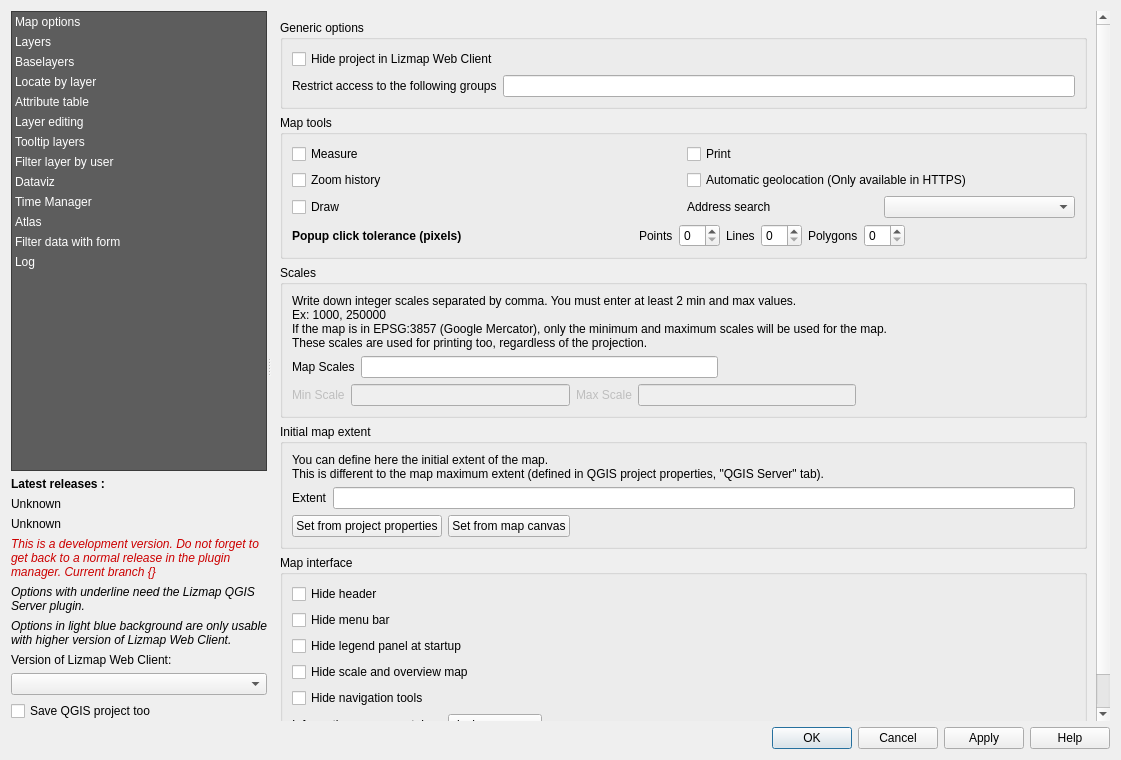
3liz/lizmap-plugin, file lizmap/resources/ui/ui_lizmap.ui: the form before one commit.
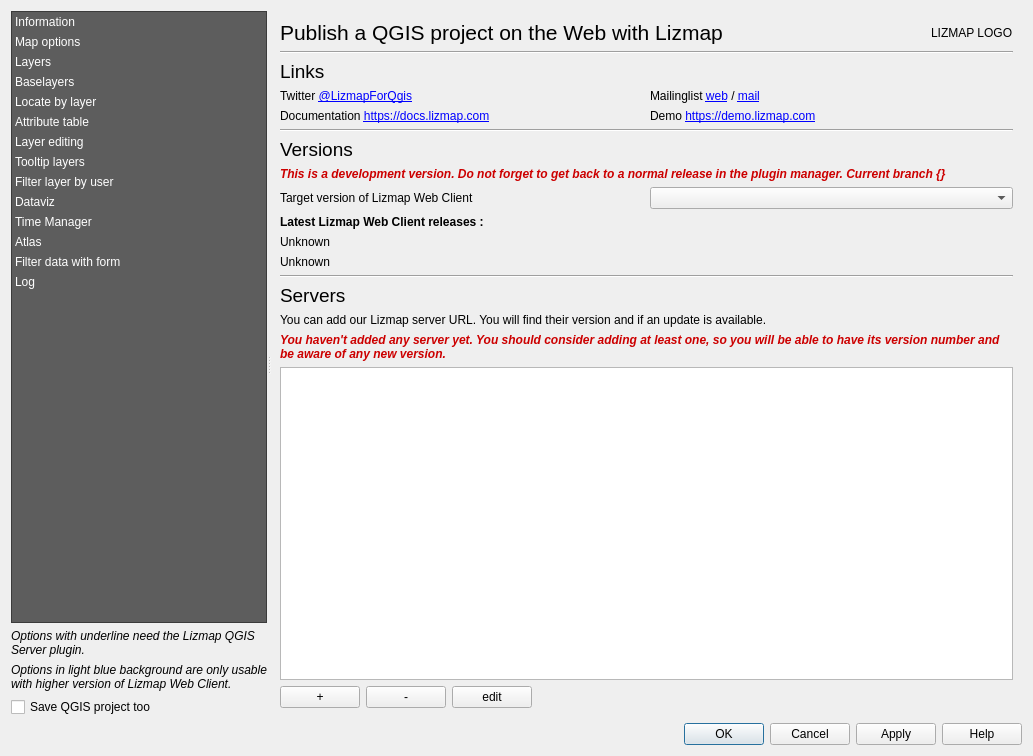
The form after the commit. Custom widgets are drawn as their Qt base class.

Commit message: UX - Add new information panel about user server

Diff of the .ui file:
```diff
--- a/lizmap/resources/ui/ui_lizmap.ui
+++ b/lizmap/resources/ui/ui_lizmap.ui
@@ -6,8 +6,8 @@
    <rect>
     <x>0</x>
     <y>0</y>
-    <width>1121</width>
-    <height>760</height>
+    <width>1033</width>
+    <height>756</height>
    </rect>
   </property>
   <property name="windowTitle">
@@ -98,6 +98,11 @@
          <property name="wordWrap">
           <bool>true</bool>
          </property>
+         <item>
+          <property name="text">
+           <string>Information</string>
+          </property>
+         </item>
          <item>
           <property name="text">
            <string>Map options</string>
@@ -165,49 +170,6 @@
          </item>
         </widget>
        </item>
-       <item>
-        <widget class="QLabel" name="label">
-         <property name="font">
-          <font>
-           <weight>75</weight>
-           <bold>true</bold>
-          </font>
-         </property>
-         <property name="text">
-          <string>Latest releases :</string>
-         </property>
-        </widget>
-       </item>
-       <item>
-        <widget class="QLabel" name="lwc_version_latest">
-         <property name="text">
-          <string>Unknown</string>
-         </property>
-         <property name="openExternalLinks">
-          <bool>true</bool>
-         </property>
-        </widget>
-       </item>
-       <item>
-        <widget class="QLabel" name="lwc_version_oldest">
-         <property name="text">
-          <string>Unknown</string>
-         </property>
-         <property name="openExternalLinks">
-          <bool>true</bool>
-         </property>
-        </widget>
-       </item>
-       <item>
-        <widget class="QLabel" name="label_dev_version">
-         <property name="text">
-          <string>&lt;html&gt;&lt;head/&gt;&lt;body&gt;&lt;p&gt;&lt;span style=&quot; font-style:italic; color:#cc0000;&quot;&gt;This is a development version. Do not forget to get back to a normal release in the plugin manager. Current branch {}&lt;/span&gt;&lt;/p&gt;&lt;/body&gt;&lt;/html&gt;</string>
-         </property>
-         <property name="wordWrap">
-          <bool>true</bool>
-         </property>
-        </widget>
-       </item>
        <item>
         <widget class="QLabel" name="label_lizmap_server">
          <property name="font">
@@ -239,16 +201,6 @@
          </property>
         </widget>
        </item>
-       <item>
-        <widget class="QLabel" name="label_3">
-         <property name="text">
-          <string>Version of Lizmap Web Client:</string>
-         </property>
-        </widget>
-       </item>
-       <item>
-        <widget class="QComboBox" name="combo_lwc_version"/>
-       </item>
        <item>
         <widget class="QCheckBox" name="checkbox_save_project">
          <property name="toolTip">
@@ -298,7 +250,246 @@
          <property name="currentIndex">
           <number>0</number>
          </property>
-         <widget class="QWidget" name="pageMapOptions">
+         <widget class="QWidget" name="page_information">
+          <layout class="QVBoxLayout" name="verticalLayout_7">
+           <item>
+            <layout class="QHBoxLayout" name="horizontalLayout_6">
+             <item>
+              <widget class="QLabel" name="label_5">
+               <property name="text">
+                <string>&lt;html&gt;&lt;head/&gt;&lt;body&gt;&lt;p&gt;&lt;span style=&quot; font-size:16pt;&quot;&gt;Publish a QGIS project on the Web with Lizmap&lt;/span&gt;&lt;/p&gt;&lt;/body&gt;&lt;/html&gt;</string>
+               </property>
+              </widget>
+             </item>
+             <item>
+              <spacer name="horizontalSpacer_7">
+               <property name="orientation">
+                <enum>Qt::Horizontal</enum>
+               </property>
+               <property name="sizeHint" stdset="0">
+                <size>
+                 <width>40</width>
+                 <height>20</height>
+                </size>
+               </property>
+              </spacer>
+             </item>
+             <item>
+              <widget class="QLabel" name="label_lizmap_logo">
+               <property name="text">
+                <string notr="true">LIZMAP LOGO</string>
+               </property>
+              </widget>
+             </item>
+            </layout>
+           </item>
+           <item>
+            <widget class="Line" name="line_2">
+             <property name="orientation">
+              <enum>Qt::Horizontal</enum>
+             </property>
+            </widget>
+           </item>
+           <item>
+            <widget class="QLabel" name="label_6">
+             <property name="text">
+              <string>&lt;html&gt;&lt;head/&gt;&lt;body&gt;&lt;p&gt;&lt;span style=&quot; font-size:14pt;&quot;&gt;Links&lt;/span&gt;&lt;/p&gt;&lt;/body&gt;&lt;/html&gt;</string>
+             </property>
+            </widget>
+           </item>
+           <item>
+            <layout class="QGridLayout" name="gridLayout_6">
+             <item row="0" column="0">
+              <widget class="QLabel" name="label_26">
+               <property name="text">
+                <string>&lt;html&gt;&lt;head/&gt;&lt;body&gt;&lt;p&gt;Twitter &lt;a href=&quot;https://twitter.com/LizmapForQgis&quot;&gt;&lt;span style=&quot; text-decoration: underline; color:#0000ff;&quot;&gt;@LizmapForQgis&lt;/span&gt;&lt;/a&gt;&lt;/p&gt;&lt;/body&gt;&lt;/html&gt;</string>
+               </property>
+               <property name="openExternalLinks">
+                <bool>true</bool>
+               </property>
+              </widget>
+             </item>
+             <item row="0" column="1">
+              <widget class="QLabel" name="label_27">
+               <property name="text">
+                <string>&lt;html&gt;&lt;head/&gt;&lt;body&gt;&lt;p&gt;Mailinglist &lt;a href=&quot;http://osgeo-org.1560.x6.nabble.com/Lizmap-f5416555.html&quot;&gt;&lt;span style=&quot; text-decoration: underline; color:#0000ff;&quot;&gt;web&lt;/span&gt;&lt;/a&gt; / &lt;a href=&quot;https://lists.osgeo.org/mailman/listinfo/lizmap&quot;&gt;&lt;span style=&quot; text-decoration: underline; color:#0000ff;&quot;&gt;mail&lt;/span&gt;&lt;/a&gt;&lt;/p&gt;&lt;/body&gt;&lt;/html&gt;</string>
+               </property>
+               <property name="openExternalLinks">
+                <bool>true</bool>
+               </property>
+              </widget>
+             </item>
+             <item row="1" column="0">
+              <widget class="QLabel" name="label_45">
+               <property name="text">
+                <string>&lt;html&gt;&lt;head/&gt;&lt;body&gt;&lt;p&gt;Documentation &lt;a href=&quot;https://docs.lizmap.com&quot;&gt;&lt;span style=&quot; text-decoration: underline; color:#0000ff;&quot;&gt;https://docs.lizmap.com&lt;/span&gt;&lt;/a&gt;&lt;/p&gt;&lt;/body&gt;&lt;/html&gt;</string>
+               </property>
+               <property name="openExternalLinks">
+                <bool>true</bool>
+               </property>
+              </widget>
+             </item>
+             <item row="1" column="1">
+              <widget class="QLabel" name="label_46">
+               <property name="text">
+                <string>&lt;html&gt;&lt;head/&gt;&lt;body&gt;&lt;p&gt;Demo &lt;a href=&quot;https://demo.lizmap.com&quot;&gt;&lt;span style=&quot; text-decoration: underline; color:#0000ff;&quot;&gt;https://demo.lizmap.com&lt;/span&gt;&lt;/a&gt;&lt;/p&gt;&lt;/body&gt;&lt;/html&gt;</string>
+               </property>
+               <property name="openExternalLinks">
+                <bool>true</bool>
+               </property>
+              </widget>
+             </item>
+            </layout>
+           </item>
+           <item>
+            <widget class="Line" name="line">
+             <property name="orientation">
+              <enum>Qt::Horizontal</enum>
+             </property>
+            </widget>
+           </item>
+           <item>
+            <widget class="QLabel" name="label_25">
+             <property name="text">
+              <string>&lt;html&gt;&lt;head/&gt;&lt;body&gt;&lt;p&gt;&lt;span style=&quot; font-size:14pt;&quot;&gt;Versions&lt;/span&gt;&lt;/p&gt;&lt;/body&gt;&lt;/html&gt;</string>
+             </property>
+            </widget>
+           </item>
+           <item>
+            <widget class="QLabel" name="label_dev_version">
+             <property name="text">
+              <string>&lt;html&gt;&lt;head/&gt;&lt;body&gt;&lt;p&gt;&lt;span style=&quot; font-weight:600; font-style:italic; color:#cc0000;&quot;&gt;This is a development version. Do not forget to get back to a normal release in the plugin manager. Current branch {}&lt;/span&gt;&lt;/p&gt;&lt;/body&gt;&lt;/html&gt;</string>
+             </property>
+             <property name="wordWrap">
+              <bool>true</bool>
+             </property>
+            </widget>
+           </item>
+           <item>
+            <layout class="QHBoxLayout" name="horizontalLayout_10">
+             <item>
+              <widget class="QLabel" name="label_3">
+               <property name="text">
+                <string>Target version of Lizmap Web Client</string>
+               </property>
+              </widget>
+             </item>
+             <item>
+              <widget class="QComboBox" name="combo_lwc_version"/>
+             </item>
+            </layout>
+           </item>
+           <item>
+            <widget class="QLabel" name="label">
+             <property name="font">
+              <font>
+               <weight>75</weight>
+               <bold>true</bold>
+              </font>
+             </property>
+             <property name="text">
+              <string>Latest Lizmap Web Client releases :</string>
+             </property>
+            </widget>
+           </item>
+           <item>
+            <widget class="QLabel" name="lwc_version_latest">
+             <property name="text">
+              <string>Unknown</string>
+             </property>
+             <property name="openExternalLinks">
+              <bool>true</bool>
+             </property>
+            </widget>
+           </item>
+           <item>
+            <widget class="QLabel" name="lwc_version_oldest">
+             <property name="text">
+              <string>Unknown</string>
+             </property>
+             <property name="openExternalLinks">
+              <bool>true</bool>
+             </property>
+            </widget>
+           </item>
+           <item>
+            <widget class="Line" name="line_3">
+             <property name="orientation">
+              <enum>Qt::Horizontal</enum>
+             </property>
+            </widget>
+           </item>
+           <item>
+            <widget class="QLabel" name="label_20">
+             <property name="text">
+              <string>&lt;html&gt;&lt;head/&gt;&lt;body&gt;&lt;p&gt;&lt;span style=&quot; font-size:14pt;&quot;&gt;Servers&lt;/span&gt;&lt;/p&gt;&lt;/body&gt;&lt;/html&gt;</string>
+             </property>
+            </widget>
+           </item>
+           <item>
+            <widget class="QLabel" name="label_4">
+             <property name="text">
+              <string>You can add our Lizmap server URL. You will find their version and if an update is available.</string>
+             </property>
+             <property name="wordWrap">
+              <bool>true</bool>
+             </property>
+            </widget>
+           </item>
+           <item>
+            <widget class="QLabel" name="label_no_server">
+             <property name="text">
+              <string>&lt;html&gt;&lt;head/&gt;&lt;body&gt;&lt;p&gt;&lt;span style=&quot; font-weight:600; font-style:italic; color:#cc0000;&quot;&gt;You haven't added any server yet. You should consider adding at least one, so you will be able to have its version number and be aware of any new version.&lt;/span&gt;&lt;/p&gt;&lt;/body&gt;&lt;/html&gt;</string>
+             </property>
+             <property name="wordWrap">
+              <bool>true</bool>
+             </property>
+            </widget>
+           </item>
+           <item>
+            <widget class="QTableWidget" name="table_server"/>
+           </item>
+           <item>
+            <layout class="QHBoxLayout" name="horizontalLayout_40">
+             <item>
+              <widget class="QPushButton" name="add_server_button">
+               <property name="text">
+                <string notr="true">+</string>
+               </property>
+              </widget>
+             </item>
+             <item>
+              <widget class="QPushButton" name="remove_server_button">
+               <property name="text">
+                <string notr="true">-</string>
+               </property>
+              </widget>
+             </item>
+             <item>
+              <widget class="QPushButton" name="edit_server_button">
+               <property name="text">
+                <string notr="true">edit</string>
+               </property>
+              </widget>
+             </item>
+             <item>
+              <spacer name="horizontalSpacer_39">
+               <property name="orientation">
+                <enum>Qt::Horizontal</enum>
+               </property>
+               <property name="sizeHint" stdset="0">
+                <size>
+                 <width>40</width>
+                 <height>20</height>
+                </size>
+               </property>
+              </spacer>
+             </item>
+            </layout>
+           </item>
+          </layout>
+         </widget>
+         <widget class="QWidget" name="page_map_options">
           <layout class="QVBoxLayout" name="verticalLayout_35">
            <property name="leftMargin">
             <number>0</number>
```
Left out of the diff: 25 changed lines with no effect on the pictures. The commit also changes 5 other files.
